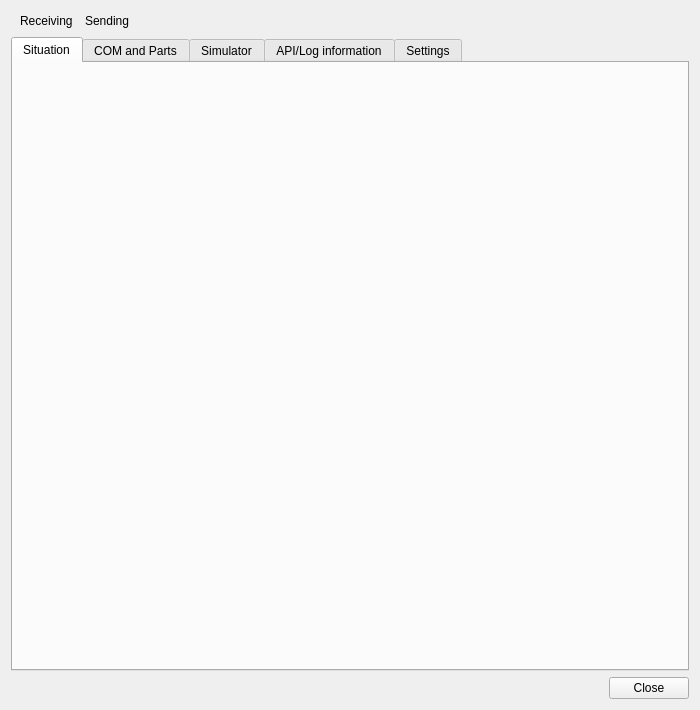
First picture: the form in src/plugins/simulator/emulated/simulatoremulatedmonitordialog.ui, repository swift-project/pilotclient, before the edit.
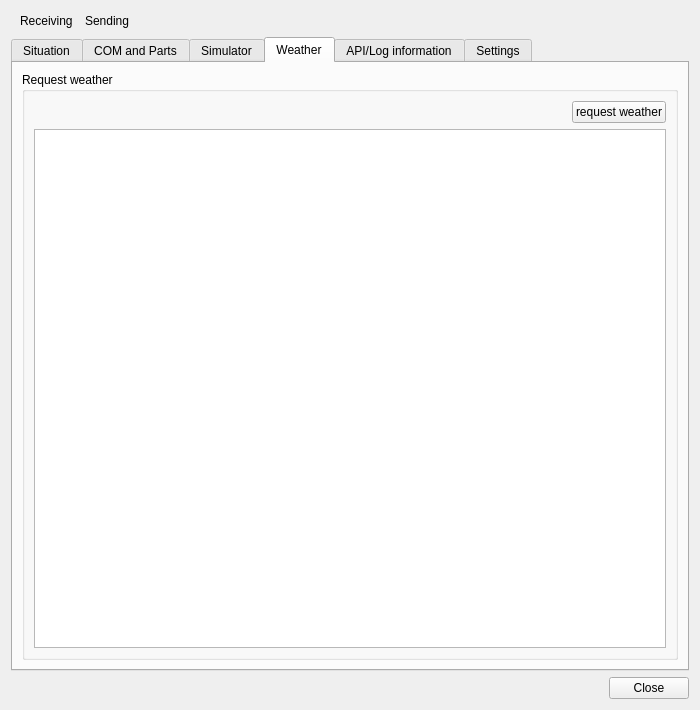
Second picture: the form after the edit. The open tabs and pages were chosen to show the change. Custom widgets are drawn as their Qt base class.

Commit message:
Ref T786, emulated sim. dialog weather support
* display weather
* request weather

What changed in the file:
```diff
--- a/src/plugins/simulator/emulated/simulatoremulatedmonitordialog.ui
+++ b/src/plugins/simulator/emulated/simulatoremulatedmonitordialog.ui
@@ -457,6 +457,32 @@
        </item>
       </layout>
      </widget>
+     <widget class="QWidget" name="tb_Weather">
+      <attribute name="title">
+       <string>Weather</string>
+      </attribute>
+      <layout class="QVBoxLayout" name="vl_Weather">
+       <item>
+        <widget class="QGroupBox" name="gb_RequestWeather">
+         <property name="title">
+          <string>Request weather</string>
+         </property>
+         <layout class="QVBoxLayout" name="vl_GbWeather">
+          <item alignment="Qt::AlignRight">
+           <widget class="QPushButton" name="pb_RequestWeather">
+            <property name="text">
+             <string>request weather</string>
+            </property>
+           </widget>
+          </item>
+          <item>
+           <widget class="QTextEdit" name="te_Weather"/>
+          </item>
+         </layout>
+        </widget>
+       </item>
+      </layout>
+     </widget>
      <widget class="QWidget" name="tb_LogMessages">
       <attribute name="title">
        <string>API/Log information</string>
```
Left out of the diff: 4 changed lines with no effect on the pictures. The commit also changes 2 other files.
